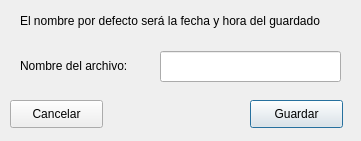
Before: the Qt Designer form Rigol/qtdesigner/save_dialog.ui in cdnexx/IC2023, drawn with Qt 5.
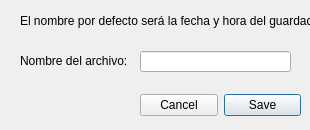
After: the same form once the commit is applied.

Diff of the .ui file:
```diff
--- a/Rigol/qtdesigner/save_dialog.ui
+++ b/Rigol/qtdesigner/save_dialog.ui
@@ -6,8 +6,8 @@
    <rect>
     <x>0</x>
     <y>0</y>
-    <width>361</width>
-    <height>141</height>
+    <width>310</width>
+    <height>130</height>
    </rect>
   </property>
   <property name="windowTitle">
@@ -16,46 +16,20 @@
   <widget class="QLineEdit" name="lineEdit">
    <property name="geometry">
     <rect>
-     <x>160</x>
+     <x>140</x>
      <y>51</y>
-     <width>181</width>
-     <height>31</height>
+     <width>151</width>
+     <height>21</height>
     </rect>
    </property>
   </widget>
-  <widget class="QPushButton" name="pushButton">
-   <property name="geometry">
-    <rect>
-     <x>250</x>
-     <y>100</y>
-     <width>93</width>
-     <height>28</height>
-    </rect>
-   </property>
-   <property name="text">
-    <string>Guardar</string>
-   </property>
-  </widget>
-  <widget class="QPushButton" name="pushButton_2">
-   <property name="geometry">
-    <rect>
-     <x>10</x>
-     <y>100</y>
-     <width>93</width>
-     <height>28</height>
-    </rect>
-   </property>
-   <property name="text">
-    <string>Cancelar</string>
-   </property>
-  </widget>
-  <widget class="QLabel" name="label">
+  <widget class="QLabel" name="filename_label">
    <property name="geometry">
     <rect>
      <x>20</x>
      <y>50</y>
      <width>121</width>
-     <height>31</height>
+     <height>21</height>
     </rect>
    </property>
    <property name="text">
@@ -75,6 +49,25 @@
     <string>El nombre por defecto será la fecha y hora del guardado</string>
    </property>
   </widget>
+  <widget class="QDialogButtonBox" name="buttonBox">
+   <property name="geometry">
+    <rect>
+     <x>140</x>
+     <y>90</y>
+     <width>161</width>
+     <height>31</height>
+    </rect>
+   </property>
+   <property name="layoutDirection">
+    <enum>Qt::RightToLeft</enum>
+   </property>
+   <property name="standardButtons">
+    <set>QDialogButtonBox::Cancel|QDialogButtonBox::Save</set>
+   </property>
+   <property name="centerButtons">
+    <bool>false</bool>
+   </property>
+  </widget>
  </widget>
  <resources/>
  <connections/>
```
Left out of the diff: 4 changed lines with no effect on the pictures.
